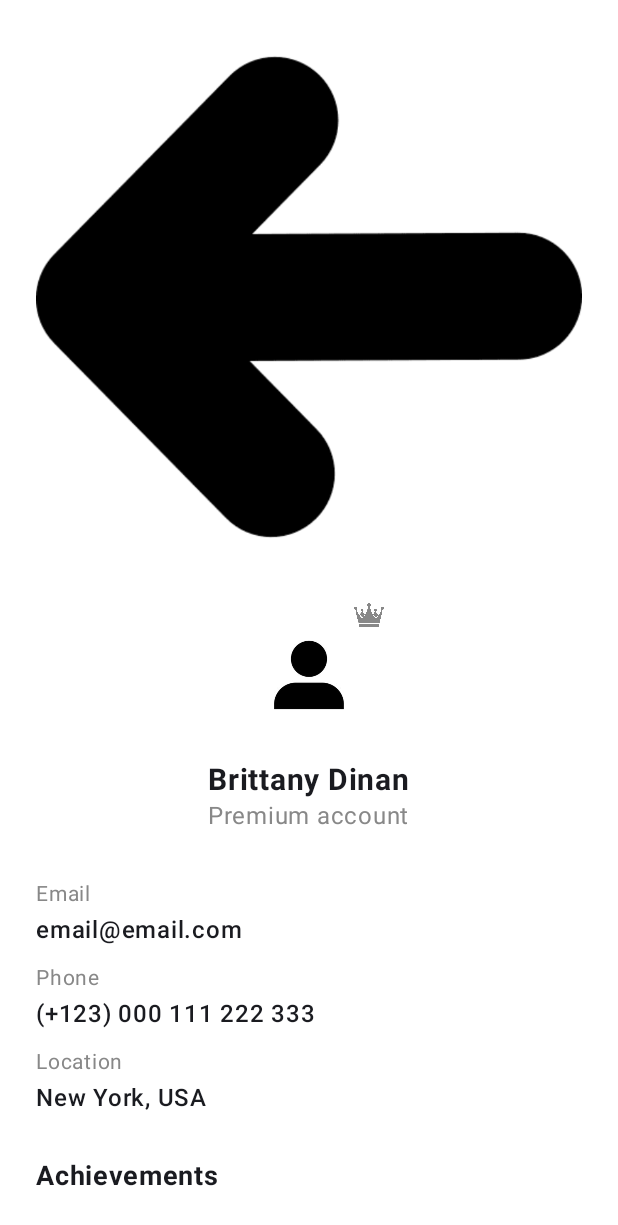
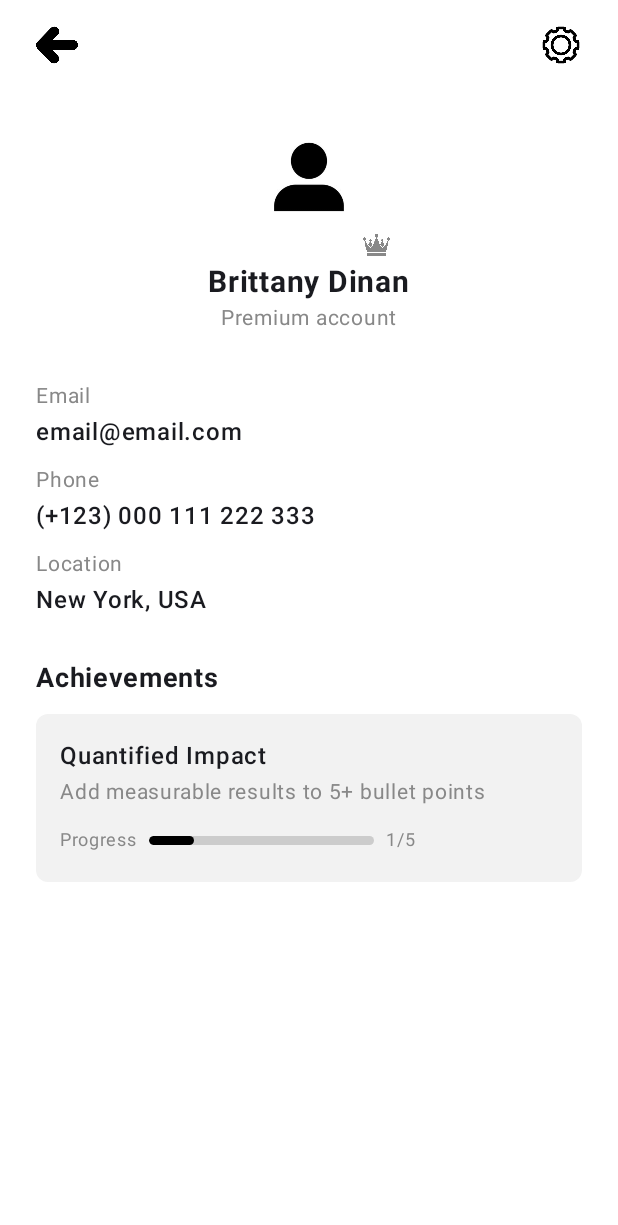
Before and after one commit to vrajp09/ResumeLens, an Android app built with Jetpack Compose: the composable ProfileScreen shown on its own in the app's theme, on a phone screen of 412 x 824 dp. Shown: the top 1225 px of the screen. Run offline under Robolectric (Android 15) with nearby library versions, the phone set to English and light mode, and no system bars.

```diff
--- a/app/src/main/java/com/cs407/resumelens/ui/screens/ProfileScreen.kt
+++ b/app/src/main/java/com/cs407/resumelens/ui/screens/ProfileScreen.kt
@@ -1,6 +1,5 @@
 package com.cs407.resumelens.ui.screens
 
-import com.cs407.resumelens.R.drawable
 import androidx.compose.foundation.Image
 import androidx.compose.foundation.background
 import androidx.compose.foundation.layout.*
@@ -18,7 +17,6 @@ import androidx.compose.ui.unit.dp
 import androidx.compose.ui.unit.sp
 import com.cs407.resumelens.R
 
-
 @Composable
 fun ProfileScreen() {
     Column(
@@ -27,29 +25,32 @@ fun ProfileScreen() {
             .background(Color.White)
             .padding(horizontal = 24.dp, vertical = 16.dp)
     ) {
-        // Top bar
         Row(
-            Modifier.fillMaxWidth(),
+            modifier = Modifier.fillMaxWidth(),
             horizontalArrangement = Arrangement.SpaceBetween,
             verticalAlignment = Alignment.CenterVertically
         ) {
             Icon(
                 painter = painterResource(id = R.drawable.back_button),
                 contentDescription = "Back",
-                tint = Color.Black
+                tint = Color.Black,
+                modifier = Modifier.size(28.dp)
             )
             Icon(
                 painter = painterResource(id = R.drawable.settings_icon),
                 contentDescription = "Settings",
-                tint = Color.Black
+                tint = Color.Black,
+                modifier = Modifier.size(28.dp)
             )
         }
 
-        Spacer(Modifier.height(20.dp))
+        Spacer(Modifier.height(24.dp))
 
-        // Profile Info
-        Column(horizontalAlignment = Alignment.CenterHorizontally, modifier = Modifier.fillMaxWidth()) {
-            Box {
+        Column(
+            horizontalAlignment = Alignment.CenterHorizontally,
+            modifier = Modifier.fillMaxWidth()
+        ) {
+            Box(contentAlignment = Alignment.BottomEnd) {
                 Image(
                     painter = painterResource(id = R.drawable.default_profile_pic),
                     contentDescription = "Profile picture",
@@ -62,25 +63,23 @@ fun ProfileScreen() {
                     contentDescription = "Premium",
                     tint = Color.Gray,
                     modifier = Modifier
-                        .align(Alignment.TopEnd)
-                        .size(20.dp)
+                        .size(18.dp)
+                        .offset(x = 4.dp, y = 4.dp)
                 )
             }
             Spacer(Modifier.height(8.dp))
             Text("Brittany Dinan", fontWeight = FontWeight.Bold, fontSize = 20.sp)
-            Text("Premium account", color = Color.Gray)
+            Text("Premium account", color = Color.Gray, fontSize = 14.sp)
         }
 
         Spacer(Modifier.height(24.dp))
 
-        // Info fields
         InfoItem("Email", "email@email.com")
         InfoItem("Phone", "(+123) 000 111 222 333")
         InfoItem("Location", "New York, USA")
 
         Spacer(Modifier.height(24.dp))
 
-        // Achievements section
         Text("Achievements", fontWeight = FontWeight.Bold, fontSize = 18.sp)
         Spacer(Modifier.height(12.dp))
         Column(
@@ -91,7 +90,11 @@ fun ProfileScreen() {
                 .padding(16.dp)
         ) {
             Text("Quantified Impact", fontWeight = FontWeight.SemiBold)
-            Text("Add measurable results to 5+ bullet points", color = Color.Gray, fontSize = 14.sp)
+            Text(
+                "Add measurable results to 5+ bullet points",
+                color = Color.Gray,
+                fontSize = 14.sp
+            )
             Spacer(Modifier.height(8.dp))
             Row(verticalAlignment = Alignment.CenterVertically) {
                 Text("Progress", color = Color.Gray, fontSize = 12.sp)
```
